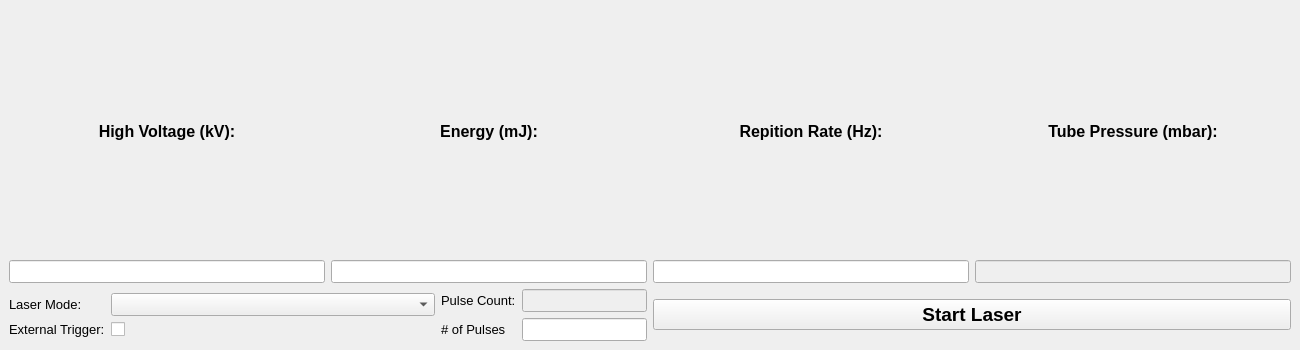
The window that src/ui/docked_laser_status_control.ui (ibrummel/PLD-Laser-Brain) describes before a commit, drawn with Qt 5.
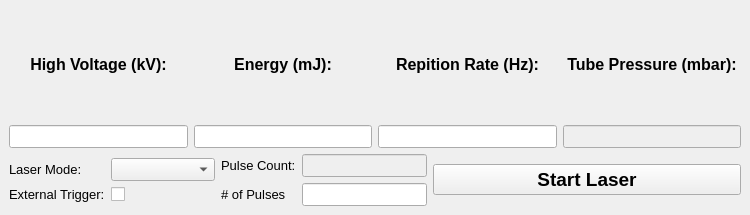
The same window after the commit. Icons and pictures are not drawn.

Commit message: Fixes to minimum window dimensions to play nicer on small screens.

The edit to the form file:
```diff
--- a/src/ui/docked_laser_status_control.ui
+++ b/src/ui/docked_laser_status_control.ui
@@ -6,8 +6,8 @@
    <rect>
     <x>0</x>
     <y>0</y>
-    <width>1300</width>
-    <height>350</height>
+    <width>750</width>
+    <height>215</height>
    </rect>
   </property>
   <property name="sizePolicy">
@@ -18,8 +18,8 @@
   </property>
   <property name="minimumSize">
    <size>
-    <width>1300</width>
-    <height>350</height>
+    <width>750</width>
+    <height>215</height>
    </size>
   </property>
   <property name="font">
```
The commit also changes 1 other file.
